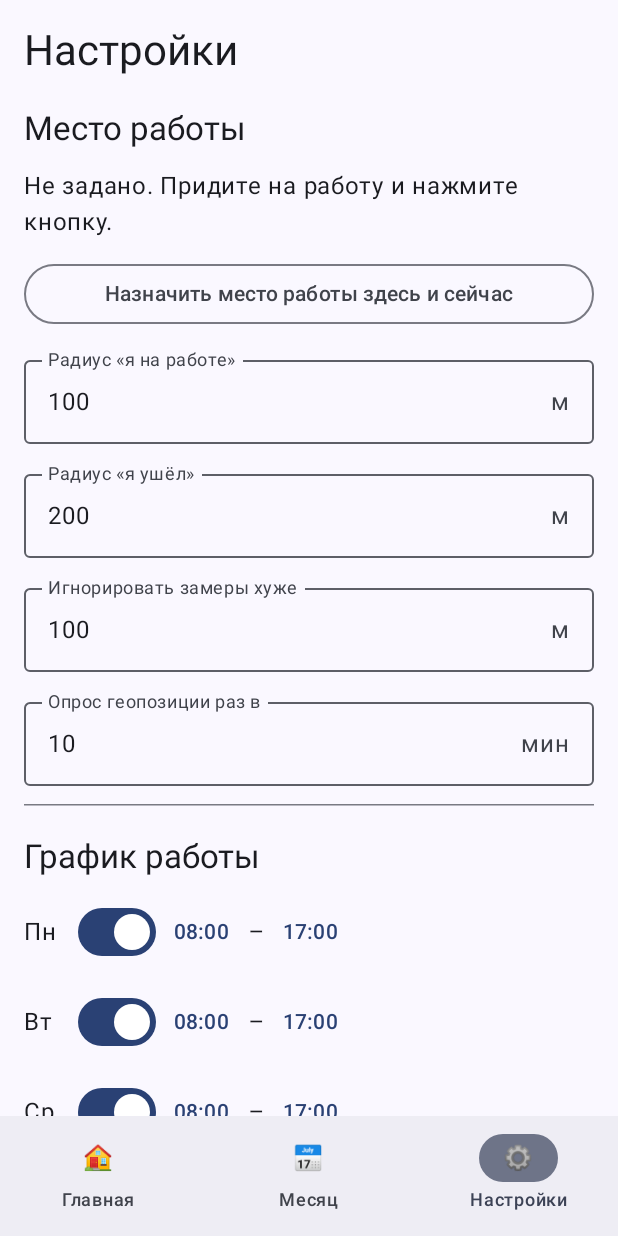
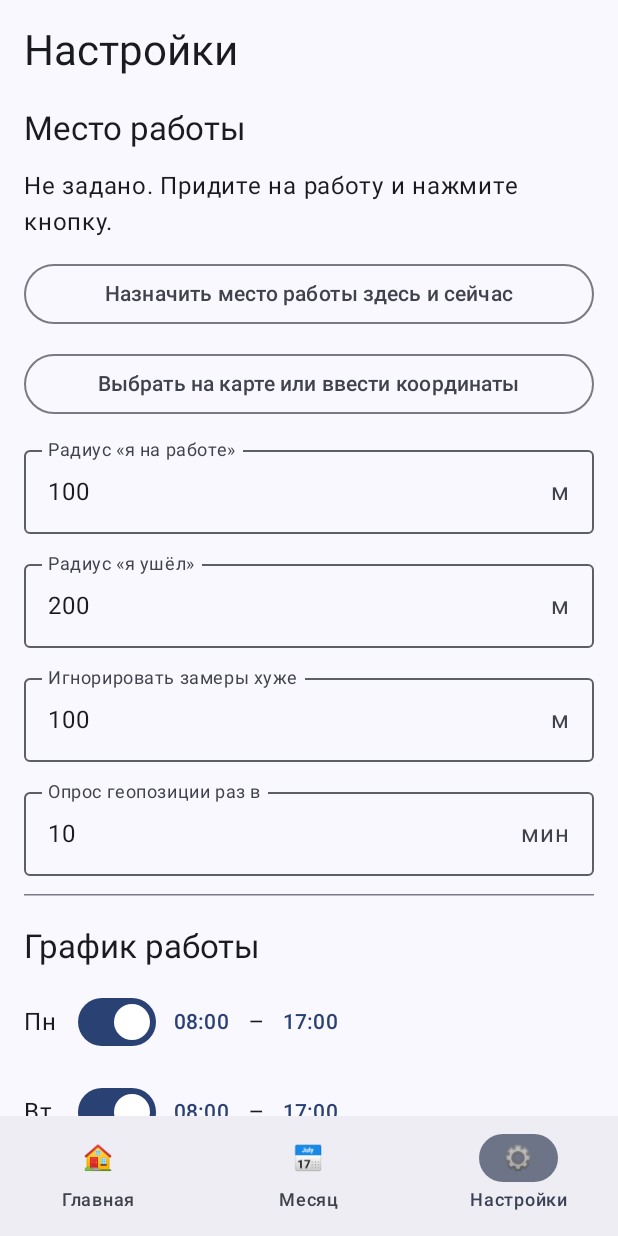
Before and after one commit to futsss47-oss/Android, an Android app built with Jetpack Compose: the screen it shows after launch (MainActivity), item 3 of the bottom bar chosen, on a phone screen of 412 x 824 dp. Run offline under Robolectric (Android 15) with nearby library versions, the phone set to English and light mode, and no system bars; our stand-ins replace Room's generated code.

Commit message:
Обед в настройках, выбор места работы на карте, постоянный ключ подписи
- Обед (по умолчанию 12:00–13:00) вычитается в выходные и при сверхурочной
  вне смены: только та часть, когда человек был на работе.
- Выбор места работы на карте OpenStreetMap (osmdroid): долгое нажатие
  ставит точку, круги радиусов входа и выхода, ввод координат, «Где я».
- Постоянный debug-ключ, чтобы новые сборки ставились поверх старых.

Co-Authored-By: Claude Opus 5.5 <noreply@anthropic.com>
Claude-Session: https://claude.ai/code/session_01NvKot7Aayr1KAWnomeNoYx

```diff
--- a/app/src/main/AndroidManifest.xml
+++ b/app/src/main/AndroidManifest.xml
@@ -1,6 +1,8 @@
 <?xml version="1.0" encoding="utf-8"?>
 <manifest xmlns:android="http://schemas.android.com/apk/res/android">
 
+    <uses-permission android:name="android.permission.INTERNET" />
+    <uses-permission android:name="android.permission.ACCESS_NETWORK_STATE" />
     <uses-permission android:name="android.permission.ACCESS_FINE_LOCATION" />
     <uses-permission android:name="android.permission.ACCESS_COARSE_LOCATION" />
     <uses-permission android:name="android.permission.ACCESS_BACKGROUND_LOCATION" />
--- a/app/src/main/kotlin/ru/overtime/app/data/Prefs.kt
+++ b/app/src/main/kotlin/ru/overtime/app/data/Prefs.kt
@@ -53,6 +53,9 @@ object SettingsJson {
         o.put("days", days)
         o.put("mode", s.mode.name)
         o.put("weekendAll", s.weekendAllOvertime)
+        o.put("lunchOn", s.lunchEnabled)
+        o.put("lunchS", s.lunchStart.toString())
+        o.put("lunchE", s.lunchEnd.toString())
         o.put("grace", s.graceAfterShiftMinutes)
         o.put("step", s.roundStepMinutes)
         o.put("roundMode", s.roundMode.name)
@@ -98,6 +101,9 @@ object SettingsJson {
             days = days,
             mode = enumOr(o.optString("mode"), d.mode),
             weekendAllOvertime = o.optBoolean("weekendAll", d.weekendAllOvertime),
+            lunchEnabled = o.optBoolean("lunchOn", d.lunchEnabled),
+            lunchStart = LocalTime.parse(o.optString("lunchS", d.lunchStart.toString())),
+            lunchEnd = LocalTime.parse(o.optString("lunchE", d.lunchEnd.toString())),
             graceAfterShiftMinutes = o.optInt("grace", d.graceAfterShiftMinutes),
             roundStepMinutes = o.optInt("step", d.roundStepMinutes),
             roundMode = enumOr(o.optString("roundMode"), d.roundMode),
--- a/app/src/main/kotlin/ru/overtime/app/ui/SettingsScreen.kt
+++ b/app/src/main/kotlin/ru/overtime/app/ui/SettingsScreen.kt
@@ -59,6 +59,23 @@ fun SettingsScreen(vm: AppViewModel) {
     val saved by vm.settings.collectAsStateWithLifecycle()
     var draft by remember { mutableStateOf(saved) }
     var message by remember { mutableStateOf<String?>(null) }
+    var showMap by remember { mutableStateOf(false) }
+
+    if (showMap) {
+        MapPickerDialog(
+            initialLat = draft.workLat,
+            initialLon = draft.workLon,
+            enterRadiusM = draft.enterRadiusM,
+            exitRadiusM = draft.exitRadiusM,
+            locate = { vm.currentLocation()?.let { it.latitude to it.longitude } },
+            onDismiss = { showMap = false },
+            onPick = { lat, lon ->
+                draft = draft.copy(workLat = lat, workLon = lon)
+                message = "Место работы выбрано на карте. Нажмите «Сохранить»."
+                showMap = false
+            },
+        )
+    }
 
     val formulaError = Formula.validate(draft.formula)
     val weekendFormulaError = Formula.validate(draft.weekendFormula)
@@ -94,6 +111,9 @@ fun SettingsScreen(vm: AppViewModel) {
             },
             modifier = Modifier.fillMaxWidth(),
         ) { Text("Назначить место работы здесь и сейчас") }
+        OutlinedButton(onClick = { showMap = true }, modifier = Modifier.fillMaxWidth()) {
+            Text("Выбрать на карте или ввести координаты")
+        }
         IntField("Радиус «я на работе»", draft.enterRadiusM, "м") { draft = draft.copy(enterRadiusM = it) }
         IntField("Радиус «я ушёл»", draft.exitRadiusM, "м") { draft = draft.copy(exitRadiusM = it) }
         IntField("Игнорировать замеры хуже", draft.maxAccuracyM, "м") { draft = draft.copy(maxAccuracyM = it) }
@@ -126,6 +146,29 @@ fun SettingsScreen(vm: AppViewModel) {
                 }
             }
         }
+
+        Section("Обед")
+        Row(verticalAlignment = Alignment.CenterVertically) {
+            Switch(
+                checked = draft.lunchEnabled,
+                onCheckedChange = { draft = draft.copy(lunchEnabled = it) },
+            )
+            Text("  Вычитать обед")
+            if (draft.lunchEnabled) {
+                TextButton(onClick = {
+                    pickTime(ctx, draft.lunchStart) { draft = draft.copy(lunchStart = it) }
+                }) { Text(draft.lunchStart.format(TIME_FMT)) }
+                Text("–")
+                TextButton(onClick = {
+                    pickTime(ctx, draft.lunchEnd) { draft = draft.copy(lunchEnd = it) }
+                }) { Text(draft.lunchEnd.format(TIME_FMT)) }
+            }
+        }
+        Text(
+            "Обед не оплачивается: в выходные и при сверхурочной вне смены вычитается та часть обеда, " +
+                "когда вы были на работе. Например, в выходной с 8:00 до 17:00 будет 8 часов.",
+            style = MaterialTheme.typography.bodySmall,
+        )
 
         Section("Что считать сверхурочной")
         RadioRow(draft.mode == OvertimeMode.AFTER_SHIFT, "Только после конца смены") {
--- a/domain/src/main/kotlin/ru/overtime/domain/Calculator.kt
+++ b/domain/src/main/kotlin/ru/overtime/domain/Calculator.kt
@@ -69,7 +69,14 @@ object Calculator {
                 for (w in windows) iv.intersect(w)?.let { parts += it }
             }
         }
-        return (union(parts).sumOf { it.seconds } / 60).toInt()
+        val merged = union(parts)
+        var seconds = merged.sumOf { it.seconds }
+        // Обед не оплачивается: вычитаем ту часть обеденного перерыва, когда человек был на работе.
+        if (s.lunchEnabled && s.lunchEnd.isAfter(s.lunchStart)) {
+            val lunch = Interval(date.atTime(s.lunchStart), date.atTime(s.lunchEnd))
+            seconds -= merged.sumOf { it.intersect(lunch)?.seconds ?: 0L }
+        }
+        return (seconds / 60).toInt()
     }
 
     /** Применяет минимальный порог и округление. */
--- a/domain/src/main/kotlin/ru/overtime/domain/Models.kt
+++ b/domain/src/main/kotlin/ru/overtime/domain/Models.kt
@@ -29,6 +29,10 @@ data class Settings(
     val mode: OvertimeMode = OvertimeMode.AFTER_SHIFT,
     /** В выходные весь день считается сверхурочным. */
     val weekendAllOvertime: Boolean = true,
+    /** Вычитать обед из выходных и из сверхурочной вне смены. */
+    val lunchEnabled: Boolean = true,
+    val lunchStart: LocalTime = LocalTime.of(12, 0),
+    val lunchEnd: LocalTime = LocalTime.of(13, 0),
     /** Первые N минут после конца смены не считаются. */
     val graceAfterShiftMinutes: Int = 0,
     val roundStepMinutes: Int = 10,
@@ -111,6 +115,7 @@ data class Settings(
             val r = rule(d)
             if (r.workday && !r.end.isAfter(r.start)) errors += "Конец смены должен быть позже начала (${d.name})"
         }
+        if (lunchEnabled && !lunchEnd.isAfter(lunchStart)) errors += "Конец обеда должен быть позже начала"
         if (roundStepMinutes < 1) errors += "Шаг округления должен быть не меньше 1 минуты"
         if (exitRadiusM < enterRadiusM) errors += "Радиус выхода не может быть меньше радиуса входа"
         if (enterRadiusM < 30) errors += "Радиус входа меньше 30 м ненадёжен"
```
Also changed, not shown: app/build.gradle.kts (+14 -0 lines), app/src/main/kotlin/ru/overtime/app/ui/MapPicker.kt (added, +219 -0 lines), 3 other files.
